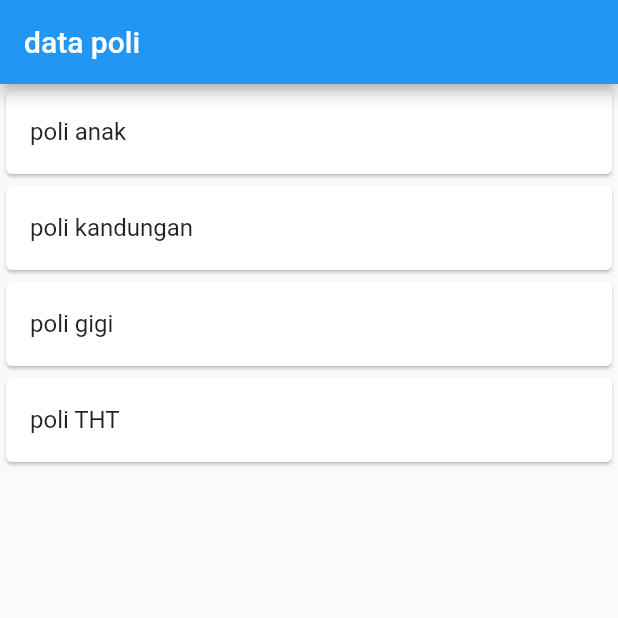
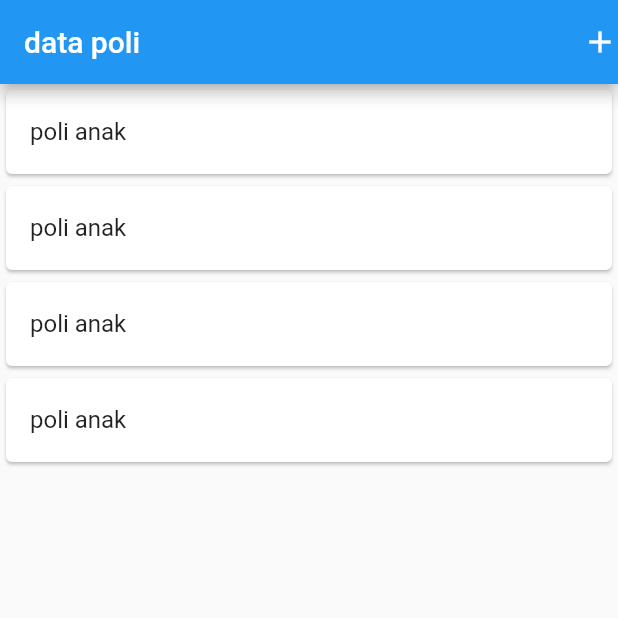
Before and after one commit to AhmadKusumahDEV/Dart_Basic, a Flutter app: the screen it shows after launch, on a phone screen of 412 x 824 dp, the top half of it. Run offline on Flutter 3.47's test engine with Material 2 defaults, Android fonts, the phone set to English and light mode, and no system bars.

Commit message:
nambah yang keenam

```diff
--- /dev/null
+++ b/lib/keenam/poli(item).dart
@@ -0,0 +1,26 @@
+import 'package:flutter/material.dart';
+import 'package:tutordart/models/poli.dart';
+import 'package:tutordart/kelima/poli_detail.dart';
+
+class PoliItem extends StatelessWidget {
+  final Poli poli;
+
+  const PoliItem({super.key, required this.poli});
+
+  @override
+  Widget build(BuildContext context) {
+    return GestureDetector(
+        child: const Card(
+          child: ListTile(
+            title: Text("poli anak"),
+          ),
+        ),
+        onTap: () {
+          Poli poliAnak = Poli(namaPoli: "poli anak");
+          Navigator.of(context).push(MaterialPageRoute(
+              builder: (context) => PoliDetail(
+                    poli: poliAnak,
+                  )));
+        });
+  }
+}
--- /dev/null
+++ b/lib/keenam/poli_page.dart
@@ -0,0 +1,38 @@
+import 'package:flutter/material.dart';
+import '../models/poli.dart';
+import 'poli(item).dart';
+import 'tambahpoli.dart';
+
+class PoliPage extends StatefulWidget {
+  const PoliPage({super.key});
+
+  @override
+  State<PoliPage> createState() => _PoliPageState();
+}
+
+class _PoliPageState extends State<PoliPage> {
+  @override
+  Widget build(BuildContext context) {
+    return Scaffold(
+      appBar: AppBar(
+        title: const Text("data poli"),
+        actions: [
+          GestureDetector(
+            child: const Icon(Icons.add),
+            onTap: () => Navigator.of(context).push(MaterialPageRoute(
+              builder: (context) => const Poliform(),
+            )),
+          )
+        ],
+      ),
+      body: ListView(
+        children: <Widget>[
+          PoliItem(poli: Poli(namaPoli: "poli anak")),
+          PoliItem(poli: Poli(namaPoli: "poli kandungan")),
+          PoliItem(poli: Poli(namaPoli: "poli gigi")),
+          PoliItem(poli: Poli(namaPoli: "poli THT")),
+        ],
+      ),
+    );
+  }
+}
--- a/lib/main.dart
+++ b/lib/main.dart
@@ -1,7 +1,8 @@
 import 'package:flutter/material.dart';
 // import 'tugas1.dart';
 // import 'row(remake).dart';
-import './kelima/poli_page.dart';
+// import './kelima/poli_page.dart';
+import './keenam/poli_page.dart';
 
 void main() {
   runApp(const MyApp());
```
Also changed, not shown: lib/keenam/tambahpoli.dart (added, +33 -0 lines).
